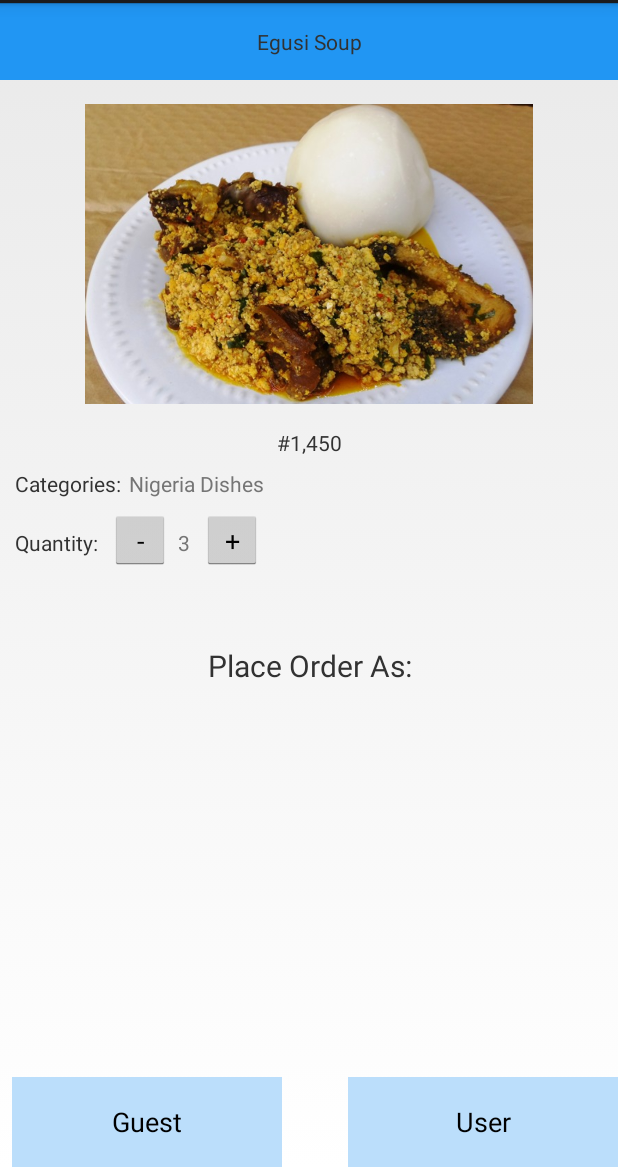
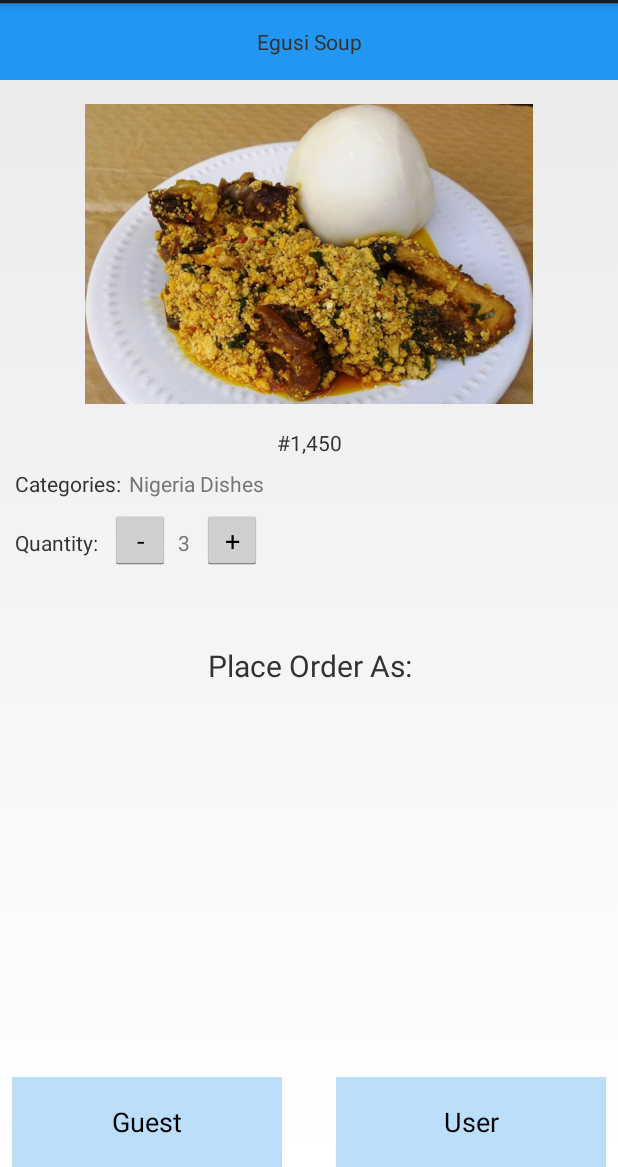
Before and after one commit to AndroidMentorship/kinsomicrote_task_02, an Android app: the EgusiDescriptionActivity screen opened directly, with no data from a screen before it, on a phone screen of 412 x 824 dp, the part 69-1236 px from its top. Run offline under Robolectric (Android 15) with nearby library versions, the phone set to English and light mode, and no system bars.

```diff
--- a/app/src/main/res/layout/activity_egusi_description.xml
+++ b/app/src/main/res/layout/activity_egusi_description.xml
@@ -127,7 +127,7 @@
             android:text="User"
             android:layout_alignParentBottom="true"
             android:layout_alignParentRight="true"
-            android:layout_marginLeft="8dp"
+            android:layout_marginRight="8dp"
             android:background="@color/primary_light"/>
     </RelativeLayout>
 
```
